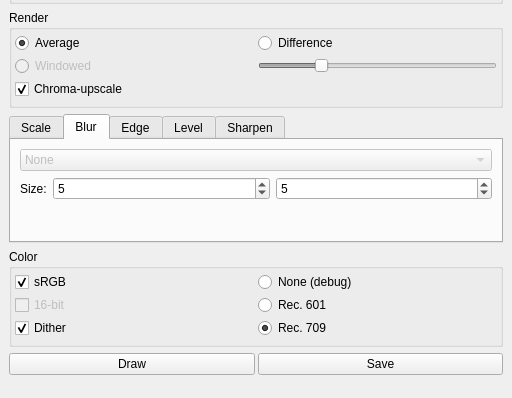
spillerrec/Overmix, file src/mainwindow.ui: the form before one commit; both pictures show x 0 to 512 and y 218 to 616 of the 512 by 616 pixel window.
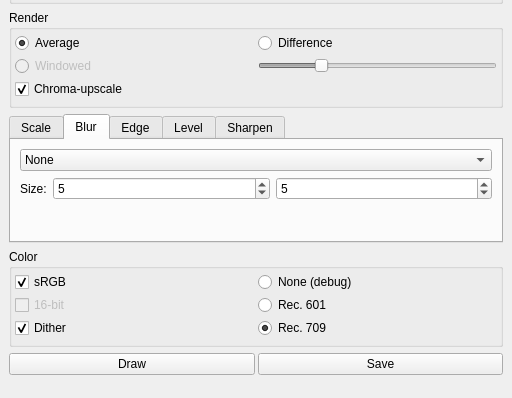
The form after the commit. The open tabs and pages were chosen to show the change.

What changed in the file:
```diff
--- a/src/mainwindow.ui
+++ b/src/mainwindow.ui
@@ -387,9 +387,6 @@
          <layout class="QVBoxLayout" name="verticalLayout_3">
           <item>
            <widget class="QComboBox" name="cbx_blur">
-            <property name="enabled">
-             <bool>false</bool>
-            </property>
             <item>
              <property name="text">
               <string>None</string>
```
